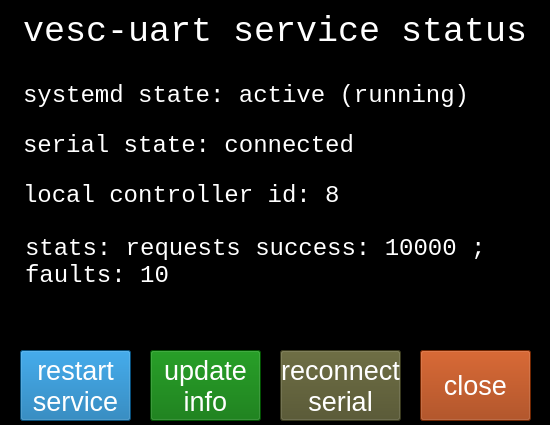
Qt form vesc_uart_status.ui (mark99i/vesc-display) before a commit.
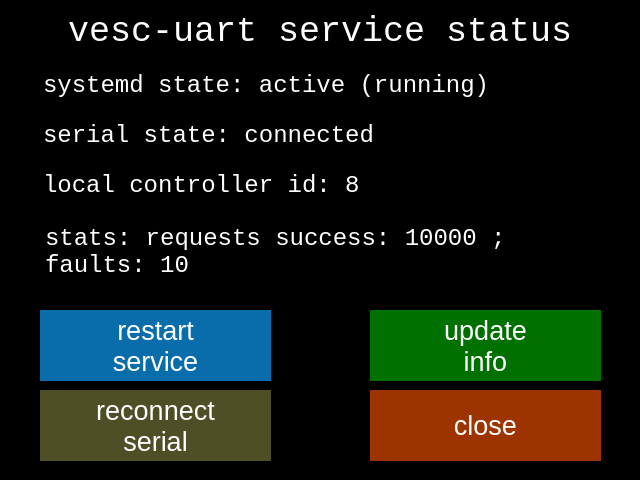
The same form after that commit.

Commit message: chart speed, fix buttons color, fixes for python3.7

```diff
--- a/vesc_uart_status.ui
+++ b/vesc_uart_status.ui
@@ -6,8 +6,8 @@
    <rect>
     <x>0</x>
     <y>0</y>
-    <width>550</width>
-    <height>425</height>
+    <width>640</width>
+    <height>480</height>
    </rect>
   </property>
   <property name="sizePolicy">
@@ -18,14 +18,14 @@
   </property>
   <property name="minimumSize">
    <size>
-    <width>550</width>
-    <height>425</height>
+    <width>640</width>
+    <height>480</height>
    </size>
   </property>
   <property name="maximumSize">
    <size>
-    <width>550</width>
-    <height>425</height>
+    <width>640</width>
+    <height>480</height>
    </size>
   </property>
   <property name="contextMenuPolicy">
@@ -40,9 +40,9 @@
   <widget class="QLineEdit" name="title">
    <property name="geometry">
     <rect>
-     <x>10</x>
+     <x>20</x>
      <y>10</y>
-     <width>531</width>
+     <width>601</width>
      <height>41</height>
     </rect>
    </property>
@@ -74,9 +74,9 @@
   <widget class="QLineEdit" name="systemd_state">
    <property name="geometry">
     <rect>
-     <x>20</x>
-     <y>80</y>
-     <width>491</width>
+     <x>40</x>
+     <y>70</y>
+     <width>561</width>
      <height>31</height>
     </rect>
    </property>
@@ -120,9 +120,9 @@
   <widget class="QLineEdit" name="connection_state">
    <property name="geometry">
     <rect>
-     <x>20</x>
-     <y>130</y>
-     <width>491</width>
+     <x>40</x>
+     <y>120</y>
+     <width>561</width>
      <height>31</height>
     </rect>
    </property>
@@ -157,9 +157,9 @@
   <widget class="QPushButton" name="control_systemd_service">
    <property name="geometry">
     <rect>
-     <x>20</x>
-     <y>350</y>
-     <width>111</width>
+     <x>40</x>
+     <y>310</y>
+     <width>231</width>
      <height>71</height>
     </rect>
    </property>
@@ -170,7 +170,8 @@
    </property>
    <property name="styleSheet">
     <string notr="true">color: rgb(255, 255, 255);
-background-color: rgb(10, 109, 171);</string>
+background-color: rgb(10, 109, 171);
+border: none;</string>
    </property>
    <property name="text">
     <string>restart
@@ -180,9 +181,9 @@
   <widget class="QLineEdit" name="local_esc_id">
    <property name="geometry">
     <rect>
-     <x>20</x>
-     <y>180</y>
-     <width>491</width>
+     <x>40</x>
+     <y>170</y>
+     <width>561</width>
      <height>31</height>
     </rect>
    </property>
@@ -217,9 +218,9 @@
   <widget class="QPushButton" name="connect_reconnect">
    <property name="geometry">
     <rect>
-     <x>280</x>
-     <y>350</y>
-     <width>121</width>
+     <x>40</x>
+     <y>390</y>
+     <width>231</width>
      <height>71</height>
     </rect>
    </property>
@@ -231,6 +232,7 @@
    <property name="styleSheet">
     <string notr="true">color: rgb(255, 255, 255);
 background-color: rgb(79, 79, 39);
+border: none;
 </string>
    </property>
    <property name="text">
@@ -241,9 +243,9 @@
   <widget class="QPushButton" name="update_info">
    <property name="geometry">
     <rect>
-     <x>150</x>
-     <y>350</y>
-     <width>111</width>
+     <x>370</x>
+     <y>310</y>
+     <width>231</width>
      <height>71</height>
     </rect>
    </property>
@@ -264,9 +266,13 @@
      <pointsize>20</pointsize>
     </font>
    </property>
+   <property name="autoFillBackground">
+    <bool>false</bool>
+   </property>
    <property name="styleSheet">
     <string notr="true">color: rgb(255, 255, 255);
-background-color: rgb(0, 112, 0);</string>
+background-color: rgb(0, 112, 0);
+border: none;</string>
    </property>
    <property name="text">
     <string>update
@@ -276,9 +282,9 @@
   <widget class="QPushButton" name="close_button">
    <property name="geometry">
     <rect>
-     <x>420</x>
-     <y>350</y>
-     <width>111</width>
+     <x>370</x>
+     <y>390</y>
+     <width>231</width>
      <height>71</height>
     </rect>
    </property>
@@ -289,7 +295,8 @@
    </property>
    <property name="styleSheet">
     <string notr="true">color: rgb(255, 255, 255);
-background-color: rgb(157, 52, 0);</string>
+background-color: rgb(157, 52, 0);
+border: none;</string>
    </property>
    <property name="text">
     <string>close</string>
@@ -298,9 +305,9 @@
   <widget class="QPlainTextEdit" name="connection_stats">
    <property name="geometry">
     <rect>
-     <x>20</x>
-     <y>230</y>
-     <width>491</width>
+     <x>40</x>
+     <y>220</y>
+     <width>561</width>
      <height>71</height>
     </rect>
    </property>
@@ -316,6 +323,12 @@
    <property name="styleSheet">
     <string notr="true">color: rgb(255, 255, 255);</string>
    </property>
+   <property name="verticalScrollBarPolicy">
+    <enum>Qt::ScrollBarAlwaysOff</enum>
+   </property>
+   <property name="horizontalScrollBarPolicy">
+    <enum>Qt::ScrollBarAlwaysOff</enum>
+   </property>
    <property name="undoRedoEnabled">
     <bool>false</bool>
    </property>
```
The commit also changes 8 other files.
